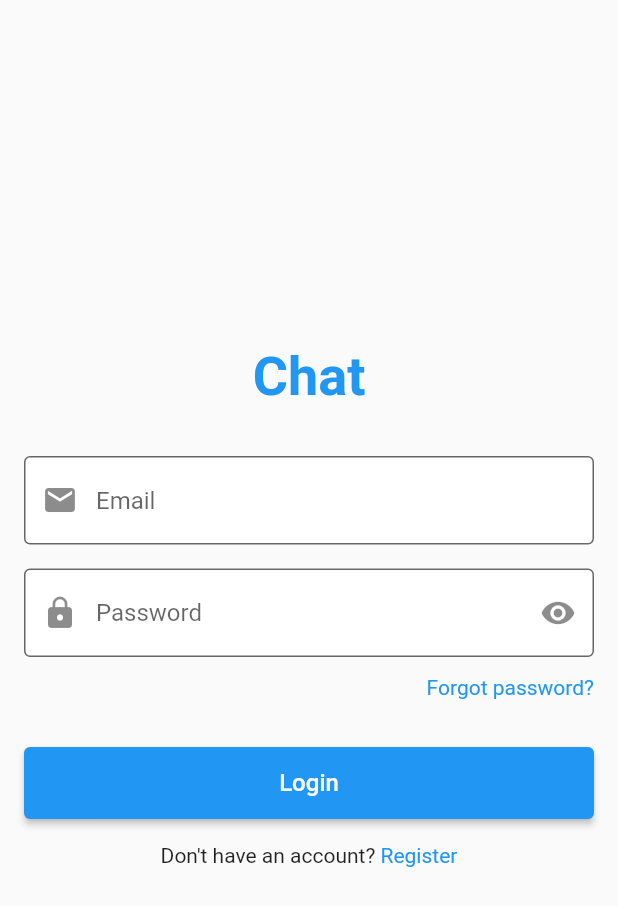
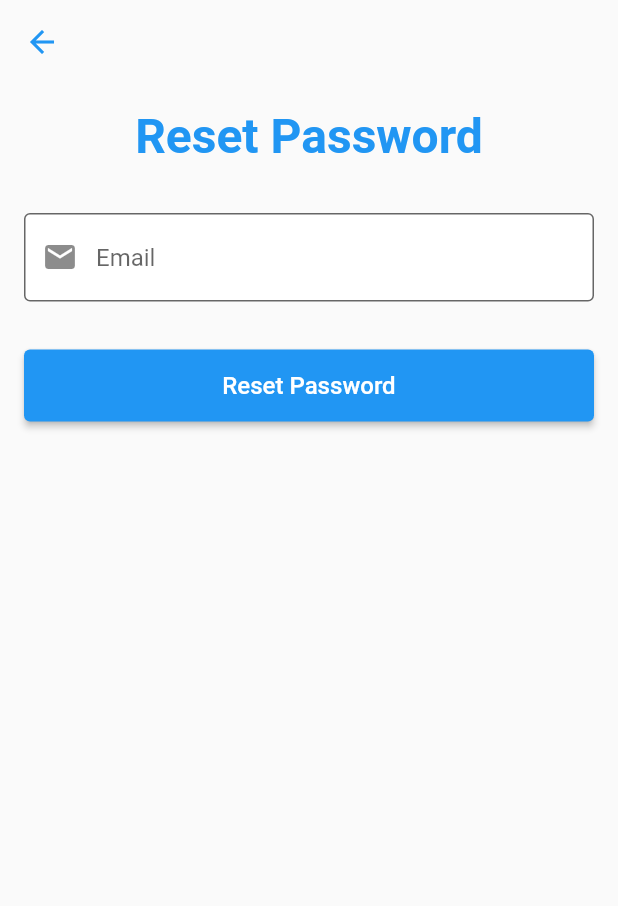
Before and after one commit to duongquocanh1148/ChatOnline, a Flutter app: the screen it shows after launch, after a tap on "Forgot password?", on a phone screen of 412 x 824 dp. Shown: the top 906 px of the screen. Run offline on Flutter 3.47's test engine with Material 2 defaults, Android fonts, the phone set to English and light mode, and no system bars; our stand-ins replace cloud_firestore, firebase_auth, firebase_core, firebase_messaging, firebase_storage, image_picker; accounts and stored records are empty.

Commit message:
login, register, forgot pw

```diff
--- a/lib/pages/login_page.dart
+++ b/lib/pages/login_page.dart
@@ -36,20 +36,20 @@ class _LoginPageState extends State<LoginPage> {
             content: Text("Sign in successfully"),
             behavior: SnackBarBehavior.floating,
             backgroundColor: Colors.green,));
-             /*Navigator.of(context).pushAndRemoveUntil(
+            Navigator.of(context).pushAndRemoveUntil(
               MaterialPageRoute(
                 builder: (context) => const NavigationPage()),
-                (route) => false);   */
+                (route) => false);
         });
-        // ignore: unused_catch_clause
-        } on FirebaseAuthException catch (e){
-          ScaffoldMessenger.of(context).showSnackBar(const SnackBar(
-            content: Text("Log in successfully"),
-            behavior: SnackBarBehavior.floating,
-            backgroundColor: Colors.red,));
-        }
+        } on FirebaseAuthException catch (e) {
+        ScaffoldMessenger.of(context).showSnackBar(SnackBar(
+          content: Text(e.message.toString()),
+          backgroundColor: Colors.red,
+          behavior: SnackBarBehavior.floating,
+        ));
       }
     }
+  }
 
   @override
   Widget build(BuildContext context) {
@@ -73,6 +73,7 @@ class _LoginPageState extends State<LoginPage> {
             ),
             const SizedBox(height: 32,),
             TextField(
+              controller: emailController,
               style: const TextStyle(fontSize: 16),
               keyboardType: TextInputType.emailAddress,
               textInputAction: TextInputAction.next,
@@ -99,10 +100,10 @@ class _LoginPageState extends State<LoginPage> {
             const SizedBox(height: 16,),
             TextField(
               controller: passwordController,
+              obscureText: !show,
               style: const TextStyle(fontSize: 16),
               keyboardType: TextInputType.visiblePassword,
               textInputAction: TextInputAction.send,
-              obscureText: true,
               decoration: InputDecoration(
                 filled: true,
                 fillColor: Colors.white,
@@ -140,7 +141,7 @@ class _LoginPageState extends State<LoginPage> {
               children: [
                 GestureDetector(
                   onTap: (){
-                    // Navigator.of(context).push(MaterialPageRoute(builder: (context)=> const ResetPassword()));
+                    Navigator.of(context).push(MaterialPageRoute(builder: (context)=> const ResetPassword()));
                   },
                   child: const Text(
                     "Forgot password?",
--- a/lib/pages/pages.dart
+++ b/lib/pages/pages.dart
@@ -1,9 +1,9 @@
 export 'login_page.dart';
 export 'register_page.dart';
 export 'navigation_page.dart';
-// export 'friend_page.dart';
-// export 'conversation_page.dart';
-// export 'account_page.dart';
+export 'friend_page.dart';
+export 'conversation_page.dart';
+export 'account_page.dart';
 // export 'search_user_page.dart';
 // export 'conversation_detail_page.dart';
 // export 'search_conversation_page.dart';
@@ -11,5 +11,5 @@ export 'navigation_page.dart';
 // export 'change_infor_page.dart';
 // export 'message_requests_page.dart';
 // export 'change_password_page.dart';
-// export 'reset_password_page.dart';
+export 'reset_password_page.dart';
 // export 'add_conversation_page.dart';
--- /dev/null
+++ b/lib/pages/reset_password_page.dart
@@ -0,0 +1,118 @@
+import 'package:firebase_auth/firebase_auth.dart';
+import 'package:flutter/material.dart';
+import 'package:flutter/services.dart';
+
+class ResetPassword extends StatefulWidget {
+  const ResetPassword({ Key? key }) : super(key: key);
+
+  @override
+  State<ResetPassword> createState() => _ResetPasswordState();
+}
+
+class _ResetPasswordState extends State<ResetPassword> {
+  final TextEditingController emailController = TextEditingController();
+
+  bool isEmailValidation = true;
+  FirebaseAuth firebaseAuth= FirebaseAuth.instance;
+
+  bool validateEmail(String value) {
+    String pattern =
+        r'^(([^<>()[\]\\.,;:\s@\"]+(\.[^<>()[\]\\.,;:\s@\"]+)*)|(\".+\"))@((\[[0-9]{1,3}\.[0-9]{1,3}\.[0-9]{1,3}\.[0-9]{1,3}\])|(([a-zA-Z\-0-9]+\.)+[a-zA-Z]{2,}))$';
+    RegExp regex = RegExp(pattern);
+    return (regex.hasMatch(value)) ? true : false;
+  }
+
+  Future resetPassword(BuildContext context) async{
+    if(isEmailValidation){
+      try{
+        await firebaseAuth.sendPasswordResetEmail(email: emailController.text);
+        // ignore: use_build_context_synchronously
+        ScaffoldMessenger.of(context).showSnackBar(const SnackBar(
+            content: Text("Check your email"),
+            behavior: SnackBarBehavior.floating,
+            backgroundColor: Colors.green,
+          ));
+        // ignore: use_build_context_synchronously
+        Navigator.of(context).pop(context);
+
+      }
+      on PlatformException catch(e){
+        ScaffoldMessenger.of(context).showSnackBar(SnackBar(
+            content: Text(e.message.toString()),
+            backgroundColor: Colors.red,
+            behavior: SnackBarBehavior.floating,
+          ));
+      }
+    }
+  }
+
+  @override
+  Widget build(BuildContext context) {
+    return Scaffold(
+      appBar: AppBar(
+        backgroundColor: Colors.transparent,
+        elevation: 0,
+        iconTheme: const IconThemeData(
+          color: Colors.blue,
+        ),
+      ),
+      body: SingleChildScrollView(
+        child: Container(
+          margin: const EdgeInsets.all(16.0),
+          child: Column(
+            children: [
+              const Center(
+              child: Text(
+                "Reset Password",
+                style: TextStyle(
+                  color: Colors.blue, fontSize: 32, fontWeight: FontWeight.bold,
+                ),
+              ),
+            ),
+            const SizedBox(height: 32,),
+              TextField(
+                controller: emailController,
+                style: const TextStyle(fontSize: 16),
+                keyboardType: TextInputType.emailAddress,
+                textInputAction: TextInputAction.next,
+                decoration: InputDecoration(
+                  filled: true,
+                  fillColor: Colors.white,
+                  prefixIcon: const Icon(Icons.mail),
+                  border: const OutlineInputBorder(),
+                  hintText: "Email",
+                  errorText: !isEmailValidation ? "Email invalidate!" :null),
+                  onChanged: (text){
+                    setState(() {
+                      isEmailValidation = validateEmail(emailController.text);
+                    });
+                  },
+                  onTap: (){
+                    if(emailController.text.isEmpty){
+                      isEmailValidation = false;
+                    }
+                  }
+                ),
+                const SizedBox(height: 32,),
+                ElevatedButton(
+                  onPressed: () async {
+                    await resetPassword(context);
+                  },
+                  child: SizedBox(
+                    width: MediaQuery.of(context).size.width - 32,
+                    height: 48,
+                    child: const Center(
+                        child: Text(
+                          "Reset Password",
+                          style: TextStyle(fontSize: 16),
+                        )
+                    ),
+                  )
+              ),
+            ],
+          ),
+        ),
+      ),
+    );
+  }
+}
```
Also changed, not shown: lib/pages/account_page.dart (added, +17 -0 lines), lib/pages/conversation_page.dart (added, +17 -0 lines), lib/pages/friend_page.dart (added, +17 -0 lines), lib/pages/navigation_page.dart (+34 -3 lines), lib/pages/register_page.dart (+17 -5 lines).
